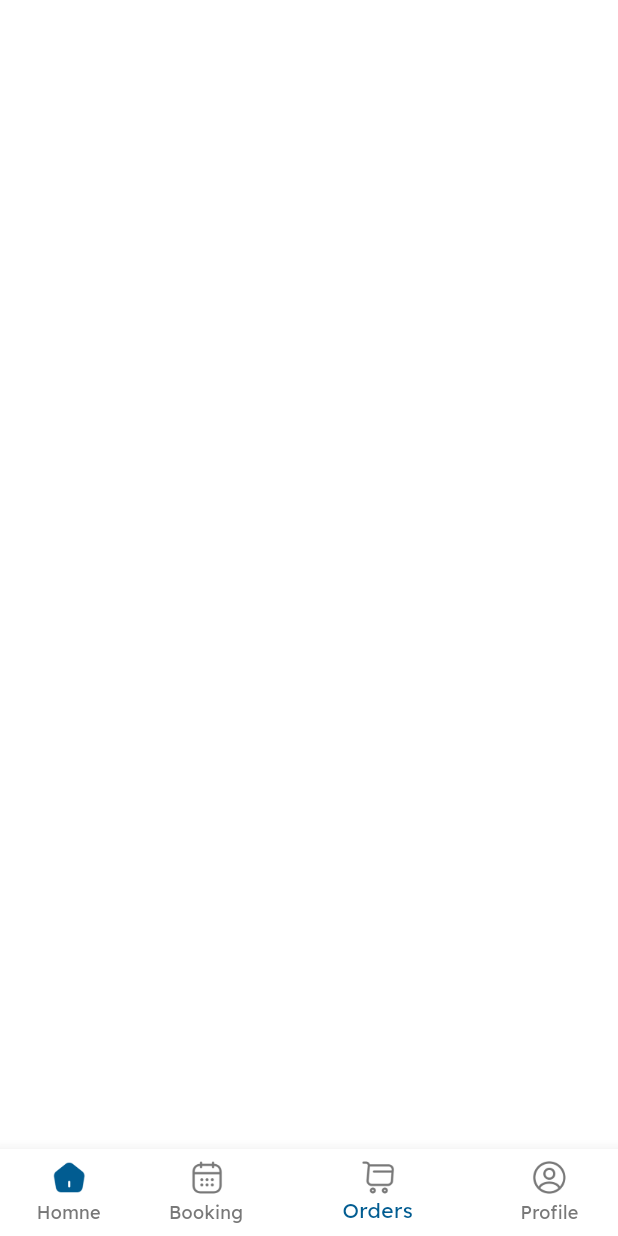
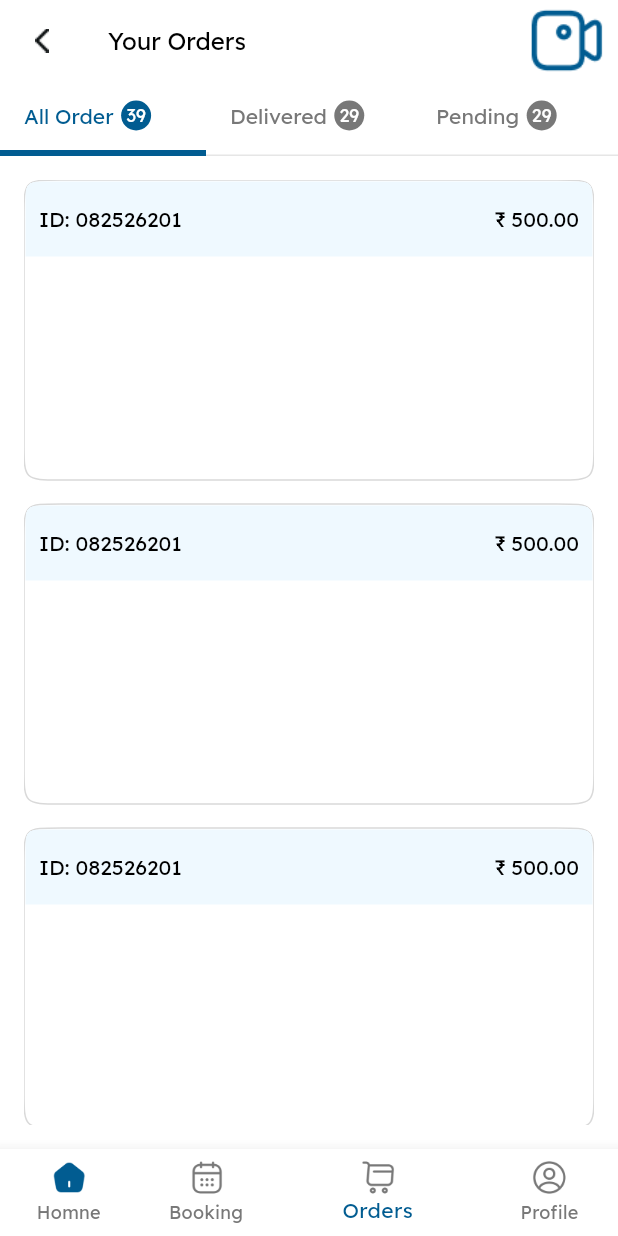
Before and after one commit to DevikaPatelLetmegrab/PharmFlow, a Flutter app: the screen it shows after launch, item 3 of the bottom bar chosen, on a phone screen of 412 x 824 dp. Run offline on Flutter 3.47's test engine with Material 3 defaults, Android fonts, the phone set to English and light mode, and no system bars; our stand-ins replace bloc, carousel_slider, dotted_border, dropdown_button2, equatable, flutter_bloc and 7 more; missing offline and left inert: advanced_chips_input, linear_progress_bar.

Commit message:
Order Page UI (#19)

```diff
--- a/lib/core/config/app_assets.dart
+++ b/lib/core/config/app_assets.dart
@@ -47,7 +47,6 @@ class AppAssets {
   static String verifyIcon = 'assets/icon/verify.png';
   static String starFill = 'assets/icon/star_fill.png';
   static String starEmpty = 'assets/icon/star_empty.png';
-  static String locationIcon = 'assets/icon/location.png';
   static String offerIcon = 'assets/icon/offer.png';
   static String callIcon = 'assets/icon/call.png';
   static String rankingIcon = 'assets/icon/ranking.png';
@@ -56,6 +55,7 @@ class AppAssets {
   static String userIcon = 'assets/icon/user.png';
   static String messageOutlineIcon = 'assets/icon/message_outline.png';
   static String videoCallIcon = 'assets/icon/video_call.png';
+  static String orderFilterIcon = 'assets/icon/video_call.png';
 
   ///logo
 
@@ -65,7 +65,6 @@ class AppAssets {
   static String splashImage = 'assets/logo/splash_image.png';
 
   //app images
-  static String image = 'assets/image.png';
   static String image1 = 'assets/image1.png';
   static String image2 = 'assets/image2.png';
 }
--- a/lib/core/config/app_colors.dart
+++ b/lib/core/config/app_colors.dart
@@ -4,6 +4,7 @@ class AppColors {
   static const Color primary = Color(0xff015C91);
   static const Color subPrimary = Color(0xff9DA7C0);
   static const Color lightPrimary = Color(0xff54AEE3);
+  static const Color blueEFColor = Color(0xffEFF9FF);
   static const Color appBackgroundColor = Color(0xffffffff);
   static const Color transparent = Color(0x00000000);
 
@@ -15,8 +16,6 @@ class AppColors {
   static const Color borderColorGrey = Color(0xffD9D9D9);
   static const Color errorRed = Color(0xffb00020);
 
-  static const Color whiteColor = Color(0xffffffff);
-  static const Color blackColor = Color(0xff000000);
 
   //other
   static const Color pinkColor = Color(0xffF43F5E);
@@ -29,8 +28,6 @@ class AppColors {
   static const Color greyECColor = Color(0xffECECEC);
   static const Color greyE6Color = Color(0xffE6E6E6);
   static const Color greyE8Color = Color(0xffE8E8E8);
-  static const Color grey78Color = Color(0xff787878);
-  static const Color greyDAColor = Color(0xffDADADA);
   static const Color greyF4Color = Color(0xffF4F5FA);
 
   //blue
--- a/lib/core/routes/app_routes.dart
+++ b/lib/core/routes/app_routes.dart
@@ -12,4 +12,5 @@ abstract class AppRoutes {
   static const String bookAppointmentPage = '/book_appointment_page';
   static const String patientDetailsForm = '/patient_details_form_page';
   static const String patientDetailsPage = '/patient_details_page';
+  static const String orderPage = '/order_page';
 }
--- a/lib/core/widget/common_doctor_container.dart
+++ b/lib/core/widget/common_doctor_container.dart
@@ -68,7 +68,7 @@ class CommonDoctorContainer extends StatelessWidget {
             IntrinsicHeight(
               child: Row(
                 children: [
-                   CommonRatingBar(rate: 5),
+                  CommonRatingBar(rate: 5),
                   const Gap(AppDimens.space5),
                   const VerticalDivider(
                     thickness: 2,
@@ -86,7 +86,10 @@ class CommonDoctorContainer extends StatelessWidget {
             if (phoneNumber != null) ...[
               Row(
                 children: [
-                  AppAssetImage(imagePath: AppAssets.callIcon,size: 20,),
+                  AppAssetImage(
+                    imagePath: AppAssets.callIcon,
+                    size: 20,
+                  ),
                   const Gap(AppDimens.space5),
                   SizedBox(
                     width: context.getWidth * 0.57,
@@ -104,7 +107,10 @@ class CommonDoctorContainer extends StatelessWidget {
             if (location != null) ...[
               Row(
                 children: [
-                  AppAssetImage(imagePath: AppAssets.locationIcon),
+                  AppAssetImage(
+                    imagePath: AppAssets.locationIcon,
+                    size: AppDimens.imageSize20,
+                  ),
                   const Gap(AppDimens.space5),
                   SizedBox(
                     width: context.getWidth * 0.57,
--- a/lib/features/home/presentation/widgets/bottom_navigation_page.dart
+++ b/lib/features/home/presentation/widgets/bottom_navigation_page.dart
@@ -4,6 +4,7 @@ import 'package:pharm_flow/core/config/app_colors.dart';
 import 'package:pharm_flow/core/widget/app_asset_image.dart';
 import 'package:pharm_flow/features/home/presentation/pages/home_page.dart';
 import 'package:pharm_flow/features/my_booking/presentation/pages/my_booking_page.dart';
+import 'package:pharm_flow/features/order/presentation/pages/order_page.dart';
 
 class BottomNavigationPage extends StatefulWidget {
   BottomNavigationPage({super.key});
@@ -64,9 +65,9 @@ class _BottomNavigationPageState extends State<BottomNavigationPage> {
         child: IndexedStack(
           index: _selectedIndex,
           children: [
-             HomePage(),
+            HomePage(),
             const MyBookingPage(),
-            Container(),
+            OrderPage(),
             Container(),
           ],
         ),
--- a/lib/features/my_booking/presentation/pages/details_page.dart
+++ b/lib/features/my_booking/presentation/pages/details_page.dart
@@ -50,9 +50,7 @@ class DetailsPage extends StatelessWidget {
                 imageWidth: 100,
               ),
               const Gap(AppDimens.space10),
-              const Divider(
-                color: AppColors.greyE8Color,
-              ),
+              // const ExpansionTile(title: Text('sZCvsfedrg'),children: [Text('skldnlskdnme')],),
               const Gap(AppDimens.space10),
               const DoctorInfoWidget(),
               const Gap(AppDimens.space20),
--- a/lib/features/my_booking/presentation/pages/doctor_tab_view.dart
+++ b/lib/features/my_booking/presentation/pages/doctor_tab_view.dart
@@ -1,8 +1,7 @@
 import 'package:flutter/material.dart';
 import 'package:gap/gap.dart';
 import 'package:pharm_flow/core/config/app_dimension.dart';
-import 'package:pharm_flow/core/routes/app_routes.dart';
-import 'package:pharm_flow/core/routes/navigation_services.dart';
+
 import 'package:pharm_flow/features/my_booking/presentation/widgets/single_doctor_widget.dart';
 
 class DoctorTabView extends StatelessWidget {
--- a/lib/features/my_booking/presentation/widgets/review_widget.dart
+++ b/lib/features/my_booking/presentation/widgets/review_widget.dart
@@ -57,7 +57,7 @@ class SingleReviewWidget extends StatelessWidget {
                       ),
                       Row(
                         children: [
-                         CommonRatingBar(rate: 5),
+                          CommonRatingBar(rate: 5),
                           const Gap(AppDimens.space5),
                           Text(
                             '2 mins ago',
--- /dev/null
+++ b/lib/features/order/presentation/pages/all_order_page.dart
@@ -0,0 +1,64 @@
+import 'package:flutter/material.dart';
+import 'package:gap/gap.dart';
+import 'package:pharm_flow/core/app_extension/text_style_extension.dart';
+import 'package:pharm_flow/core/config/app_colors.dart';
+import 'package:pharm_flow/core/config/app_dimension.dart';
+import 'package:pharm_flow/core/utils/app_size.dart';
+import 'package:pharm_flow/core/utils/squircle/squircle_container.dart';
+
+class AllOrderPage extends StatelessWidget {
+  const AllOrderPage({super.key});
+
+  @override
+  Widget build(BuildContext context) {
+    return Padding(
+      padding: const EdgeInsets.all(AppDimens.space16),
+      child: ListView.separated(
+        itemCount: 10,
+        itemBuilder: (context, index) {
+          return Squircle(
+            height: context.h(200),
+            borderColor: AppColors.greyD9Color,
+            child: Column(
+              children: [
+                Squircle(
+                  height: context.h(50),
+                  borderColor: Colors.transparent,
+                  customRadius: const BorderRadius.only(
+                      topRight: Radius.circular(AppDimens.borderRadius15),
+                      topLeft: Radius.circular(AppDimens.borderRadius15)),
+                  backgroundColor: AppColors.blueEFColor,
+                  child: Padding(
+                    padding: const EdgeInsets.all(AppDimens.space8),
+                    child: Row(
+                      mainAxisAlignment: MainAxisAlignment.spaceBetween,
+                      children: [
+                        Text(
+                          'ID: 082526201',
+                          style: context.md14.withBlack,
+                        ),
+                        Text(
+                          '₹ 500.00',
+                          style: context.md14.withBlack,
+                        ),
+                      ],
+                    ),
+                  ),
+                ),
+                Padding(
+                  padding: const EdgeInsets.all(AppDimens.space16),
+                  child: Column(
+                    children: [],
+                  ),
+                )
+              ],
+            ),
+          );
+        },
+        separatorBuilder: (BuildContext context, int index) {
+          return Gap(AppDimens.space16);
+        },
+      ),
+    );
+  }
+}
--- /dev/null
+++ b/lib/features/order/presentation/pages/order_page.dart
@@ -0,0 +1,126 @@
+import 'package:flutter/material.dart';
+import 'package:gap/gap.dart';
+import 'package:pharm_flow/core/app_extension/text_style_extension.dart';
+import 'package:pharm_flow/core/config/app_assets.dart';
+import 'package:pharm_flow/core/config/app_colors.dart';
+import 'package:pharm_flow/core/config/app_dimension.dart';
+import 'package:pharm_flow/core/utils/app_size.dart';
+import 'package:pharm_flow/core/widget/app_asset_image.dart';
+import 'package:pharm_flow/core/widget/common_app_bar.dart';
+import 'package:pharm_flow/features/order/presentation/pages/all_order_page.dart';
+
+class OrderPage extends StatefulWidget {
+  const OrderPage({super.key});
+
+  @override
+  State<OrderPage> createState() => _OrderPageState();
+}
+
+class _OrderPageState extends State<OrderPage>
+    with SingleTickerProviderStateMixin {
+  late TabController tabController;
+
+  @override
+  void initState() {
+    // TODO: implement initState
+    tabController = TabController(length: 3, vsync: this);
+    super.initState();
+  }
+
+  @override
+  Widget build(BuildContext context) {
+    return Scaffold(
+      appBar: CommonAppBar(
+        title: 'Your Orders',
+        bottom: PreferredSize(
+          preferredSize: Size(context.getWidth, context.h(50)),
+          child: TabBar(
+              controller: tabController,
+              unselectedLabelStyle: context.md14.withGrey78,
+              labelStyle: context.md14.withPrimary,
+              indicatorSize: TabBarIndicatorSize.tab,
+              indicatorWeight: 4,
+              dividerColor: AppColors.greyE6Color,
+              tabs: [
+                Tab(
+                  child: Row(
+                    children: [
+                      const Text('All Order'),
+                      const Gap(AppDimens.space5),
+                      Container(
+                        height: context.h(20),
+                        width: context.w(20),
+                        decoration: const BoxDecoration(
+                            shape: BoxShape.circle, color: AppColors.primary),
+                        child: Center(
+                          child: Text(
+                            '39',
+                            style: context.s12.withWhite,
+                          ),
+                        ),
+                      )
+                    ],
+                  ),
+                ),
+                Tab(
+                  child: Row(
+                    children: [
+                      const Text('Delivered'),
+                      const Gap(AppDimens.space5),
+                      Container(
+                        height: context.h(20),
+                        width: context.w(20),
+                        decoration: const BoxDecoration(
+                            shape: BoxShape.circle,
+                            color: AppColors.grey78Color),
+                        child: Center(
+                          child: Text(
+                            '29',
+                            style: context.s12.withWhite,
+                          ),
+                        ),
+                      )
+                    ],
+                  ),
+                ),
+                Tab(
+                  child: Row(
+                    children: [
+                      const Text('Pending'),
+                      const Gap(AppDimens.space5),
+                      Container(
+                        height: context.h(20),
+                        width: context.w(20),
+                        decoration: const BoxDecoration(
+                            shape: BoxShape.circle,
+                            color: AppColors.grey78Color),
+                        child: Center(
+                          child: Text(
+                            '29',
+                            style: context.s12.withWhite,
+                          ),
+                        ),
+                      )
+                    ],
+                  ),
+                ),
+              ]),
+        ),
+        actions: [
+          Padding(
+            padding: const EdgeInsets.symmetric(horizontal: AppDimens.space8),
+            child: AppAssetImage(imagePath: AppAssets.orderFilterIcon),
+          )
+        ],
+      ),
+      body: TabBarView(
+        controller: tabController,
+        children: const [
+          AllOrderPage(),
+          AllOrderPage(),
+          AllOrderPage(),
+        ],
+      ),
+    );
+  }
+}
--- a/lib/features/registration/presentation/pages/registration_screen.dart
+++ b/lib/features/registration/presentation/pages/registration_screen.dart
@@ -71,7 +71,7 @@ class _RegistrationScreenState extends State<RegistrationScreen> {
               onTap: () {
                 AppDialogs.showAlertDialogBox(
                     title: 'Yeay! Welcome Muzeeb',
-                    content: "Account Created Succesfully",
+                    content: "Account Created Successfully",
                     onTap: () {
                       NavigationServices()
                           .pushName(AppRoutes.registrationprofile);
--- a/pubspec.yaml
+++ b/pubspec.yaml
@@ -34,9 +34,8 @@ dependencies:
   # The following adds the Cupertino Icons font to your application.
   # Use with the CupertinoIcons class for iOS style icons.
   cupertino_icons: ^1.0.6
-  flutter_otp_text_field:
-  advanced_chips_input:
-  dotted_border:
+
+
   flutter_otp_text_field: ^1.1.3+2
   advanced_chips_input: ^0.1.5
   dotted_border: ^2.1.0
```
Also changed, not shown: assets/icon/order_filter.png (added).
